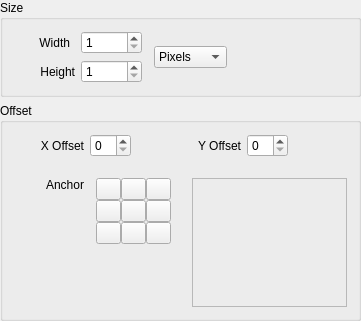
Before: the Qt Designer form krita/plugins/extensions/imagesize/wdg_canvassize.ui in KDE/krita, drawn with Qt 5.
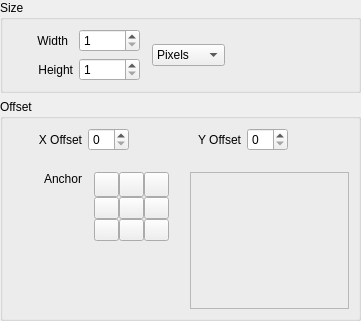
After: the same form once the commit is applied. Custom widgets are drawn as their Qt base class.

Commit message:
Remove any hardcoding of spaces to 6 and margins to 9/11 in Krita's UI

thanks boud for review

Patch:
```diff
--- a/krita/plugins/extensions/imagesize/wdg_canvassize.ui
+++ b/krita/plugins/extensions/imagesize/wdg_canvassize.ui
@@ -507,7 +507,6 @@
    </item>
   </layout>
  </widget>
- <layoutdefault spacing="6" margin="11"/>
  <customwidgets>
   <customwidget>
    <class>KoAspectButton</class>
```
The commit also changes 62 other files.
